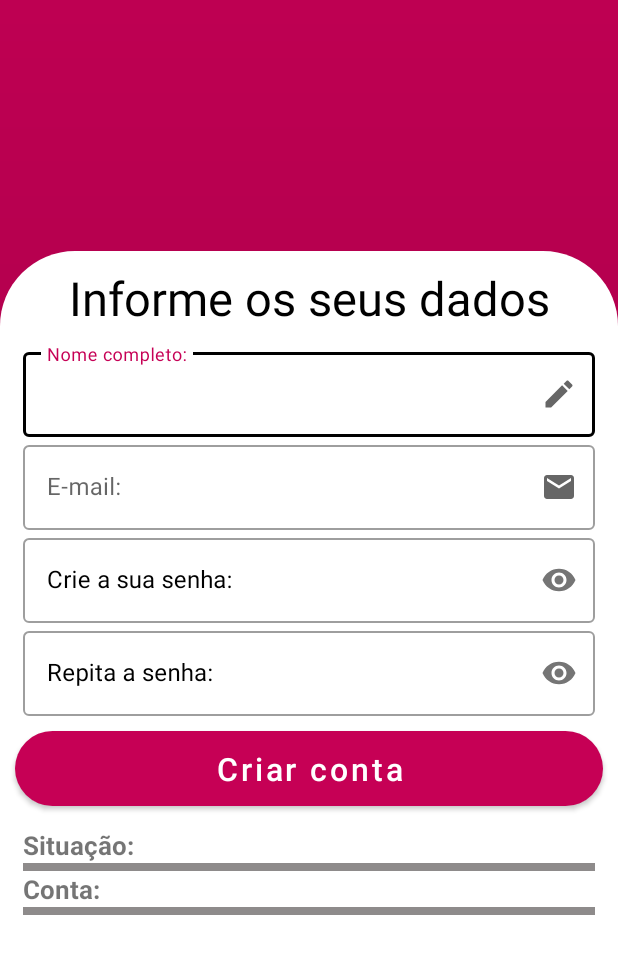
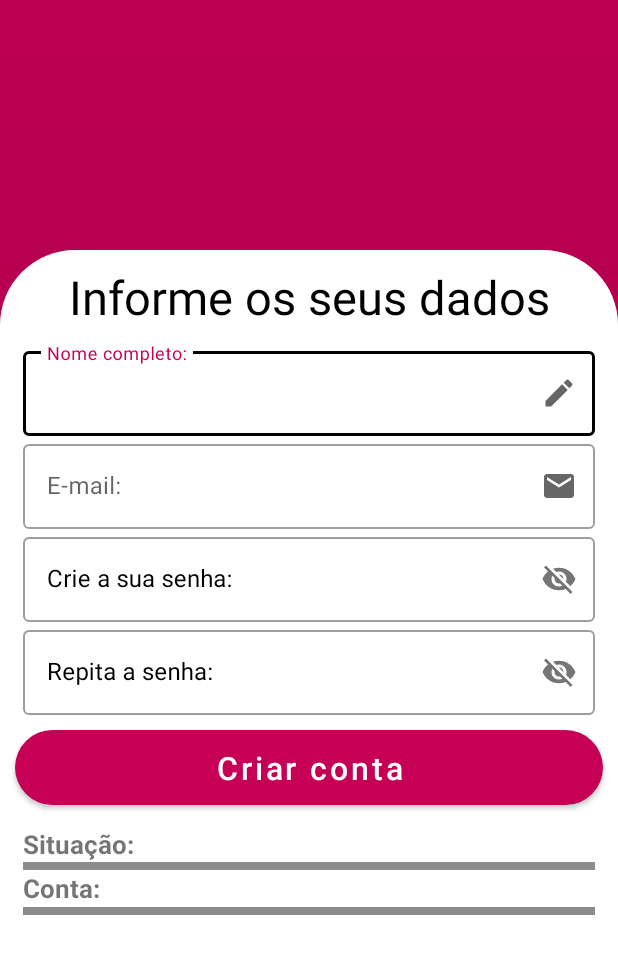
Before and after one commit to GILMARCOSSANTOS/BancoBradesil1.0, an Android app: the ActivityCriarConta screen opened directly, with no data from a screen before it, on a phone screen of 412 x 824 dp. Shown: the part 268-1236 px from the top of the screen. Run offline under Robolectric (Android 15) with nearby library versions, the phone set to English and light mode, and no system bars; our stand-ins replace Firebase (no records; nobody signed in at launch, a user with empty details on screens opened directly).

```diff
--- a/app/src/main/res/layout/activity_criar_conta.xml
+++ b/app/src/main/res/layout/activity_criar_conta.xml
@@ -100,8 +100,11 @@
             android:layout_marginStart="15dp"
             android:layout_marginTop="10dp"
             android:layout_marginEnd="15dp"
+            android:digits="0123456789abcdefghijklmnopqrstuvwxykzABCDEFGHIJKLMNOPQRSTUVWXYK Z"
             android:hint="@string/nomeCompleto"
             android:inputType="textCapWords|textImeMultiLine"
+            android:maxLength="35"
+            android:singleLine="true"
             android:textSize="20sp"
             app:colorControlActivated="?attr/colorOnPrimary"
             app:endIconDrawable="@drawable/caneta"
@@ -114,11 +117,7 @@
             <com.google.android.material.textfield.TextInputEditText
                 android:id="@+id/editTextInformeNomeActivityCriarContaId"
                 android:layout_width="match_parent"
-                android:layout_height="wrap_content"
-                android:digits="abcdefghijklmnopqrstuvwxykzABCDEFGHIJKLMNOPQRSTUVWXYK Z"
-                android:inputType="text"
-                android:maxLength="25"
-                android:singleLine="true" />
+                android:layout_height="wrap_content" />
         </com.google.android.material.textfield.TextInputLayout>
 
         <com.google.android.material.textfield.TextInputLayout
@@ -142,8 +141,7 @@
                 android:id="@+id/editTextInformeEmailActivityCriarContaId"
                 android:layout_width="match_parent"
                 android:layout_height="wrap_content"
-                android:digits="abcdefghijklmnopqrstuvwxykzABCDEFGHIJKLMNOPQRSTUVWXYK Z"
-                android:inputType="textWebEmailAddress"
+                android:inputType="textEmailAddress"
                 android:singleLine="true" />
         </com.google.android.material.textfield.TextInputLayout>
 
@@ -154,7 +152,8 @@
             android:layout_marginStart="15dp"
             android:layout_marginEnd="15dp"
             android:hint="@string/crieSenha"
-            android:inputType="number"
+            android:inputType="numberPassword|textPassword"
+            android:singleLine="true"
             android:textColorHint="@color/black"
             android:textSize="20sp"
             app:colorControlActivated="?attr/colorOnPrimary"
@@ -167,9 +166,7 @@
             <com.google.android.material.textfield.TextInputEditText
                 android:id="@+id/editTextCriarSenhaActivityCriarContaId"
                 android:layout_width="match_parent"
-                android:layout_height="wrap_content"
-                android:inputType="numberPassword"
-                android:singleLine="true" />
+                android:layout_height="wrap_content" />
         </com.google.android.material.textfield.TextInputLayout>
 
         <com.google.android.material.textfield.TextInputLayout
@@ -179,7 +176,8 @@
             android:layout_marginStart="15dp"
             android:layout_marginEnd="15dp"
             android:hint="@string/repitaSenha"
-            android:inputType="number"
+            android:inputType="numberPassword|textPassword"
+            android:singleLine="true"
             android:textColorHint="@color/black"
             android:textSize="20sp"
             app:colorControlActivated="?attr/colorOnPrimary"
@@ -192,9 +190,7 @@
             <com.google.android.material.textfield.TextInputEditText
                 android:id="@+id/editTextRepitaSenhaActivityCriarContaId"
                 android:layout_width="match_parent"
-                android:layout_height="wrap_content"
-                android:inputType="numberPassword"
-                android:singleLine="true" />
+                android:layout_height="wrap_content" />
         </com.google.android.material.textfield.TextInputLayout>
 
         <com.google.android.material.button.MaterialButton
@@ -202,8 +198,8 @@
             android:layout_width="match_parent"
             android:layout_height="50dp"
             android:layout_marginStart="10dp"
+            android:layout_marginTop="10dp"
             android:layout_marginEnd="10dp"
-            android:layout_marginTop="10dp"
             android:background="@drawable/botao_redondo02"
             android:text="@string/criarConta"
             android:textAllCaps="false"
@@ -254,27 +250,25 @@
             android:text="@string/conta"
             android:textSize="17sp"
             android:textStyle="bold"
-            app:layout_constraintEnd_toEndOf="parent"
-            app:layout_constraintStart_toStartOf="parent"
             tools:text="Conta:" />
-
-        <View
-            android:id="@+id/viewId03"
-            android:layout_width="wrap_content"
-            android:layout_height="5dp"
-            android:layout_marginBottom="35dp"
-            android:layout_marginStart="15dp"
-            android:layout_marginEnd="15dp"
-            android:background="@color/cinzaEscuroMenu" />
 
         <com.google.android.material.textview.MaterialTextView
             android:id="@+id/textViewNumeroContaActivityCriarConta02Id"
             android:layout_width="wrap_content"
             android:layout_height="wrap_content"
             android:layout_marginStart="67dp"
-            android:layout_marginTop="-28dp"
+            android:layout_marginTop="-23dp"
             android:textSize="17sp"
             android:textStyle="bold" />
+
+        <View
+            android:id="@+id/viewId03"
+            android:layout_width="wrap_content"
+            android:layout_height="5dp"
+            android:layout_marginStart="15dp"
+            android:layout_marginEnd="15dp"
+            android:layout_marginBottom="35dp"
+            android:background="@color/cinzaEscuroMenu" />
 
 
     </androidx.appcompat.widget.LinearLayoutCompat>
--- a/build.gradle
+++ b/build.gradle
@@ -7,9 +7,8 @@ buildscript {
     }
     dependencies {
         classpath "com.android.tools.build:gradle:7.0.4"
-        classpath 'org.jetbrains.kotlin:kotlin-gradle-plugin:1.5.31'
+        classpath 'org.jetbrains.kotlin:kotlin-gradle-plugin:1.6.10'
         classpath 'com.google.gms:google-services:4.3.10'
-
 
         // NOTE: Do not place your application dependencies here; they belong
         // in the individual module build.gradle files
```
Also changed, not shown: app/src/main/java/com/example/bancobradesil10/ActivityCriarConta.kt (+75 -61 lines), app/src/main/java/com/example/bancobradesil10/ActivityLogin.kt (+7 -1 lines), app/src/main/res/layout/activity_login.xml (+10 -13 lines), 1 other file.
